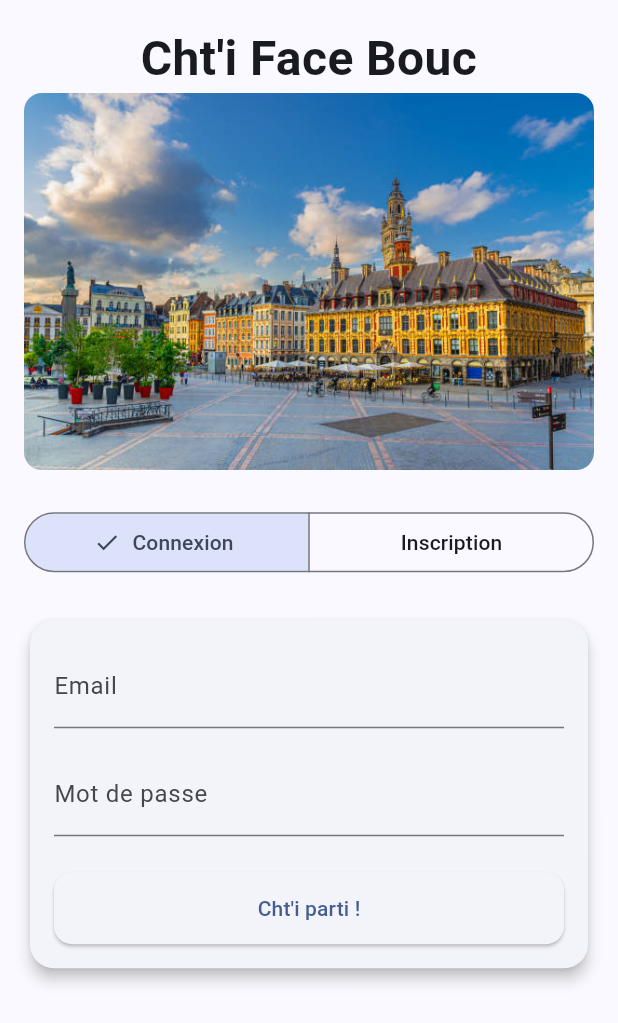
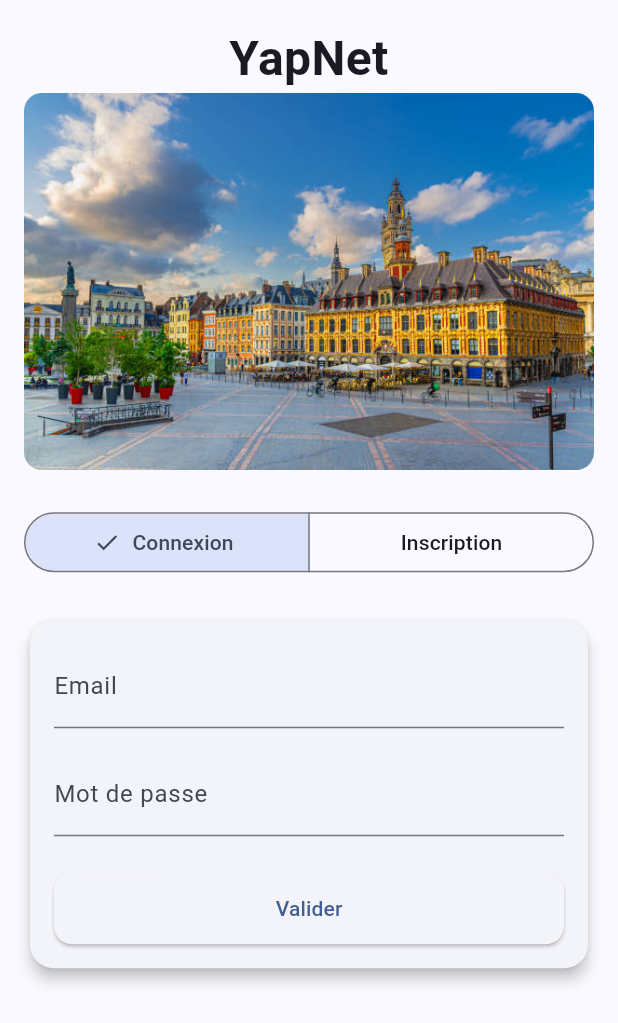
Before and after one commit to teovlt/YapNet, a Flutter app: the screen it shows after launch, on a phone screen of 412 x 824 dp. Shown: the top 1023 px of the screen. Run offline on Flutter 3.47's test engine with Material 3 defaults, Android fonts, the phone set to English and light mode, and no system bars; our stand-ins replace cloud_firestore, firebase_auth, firebase_core, firebase_storage, image_picker; accounts and stored records are empty.

Commit message:
Rename chti-facebook to yapnet

```diff
--- a/lib/main.dart
+++ b/lib/main.dart
@@ -17,7 +17,7 @@ class MainApp extends StatelessWidget {
   @override
   Widget build(BuildContext context) {
     return MaterialApp(
-      title: 'Chti Facebook',
+      title: 'YapNet',
       theme: ThemeData(
         colorScheme: ColorScheme.fromSeed(seedColor: Colors.blueAccent),
         useMaterial3: true,
--- a/lib/pages/page_authentification.dart
+++ b/lib/pages/page_authentification.dart
@@ -72,7 +72,7 @@ class _PageAuthentificationState extends State<PageAuthentification> {
             crossAxisAlignment: CrossAxisAlignment.stretch,
             children: [
               const Text(
-                'Cht\'i Face Bouc',
+                'YapNet',
                 style: TextStyle(fontSize: 32, fontWeight: FontWeight.bold),
                 textAlign: TextAlign.center,
               ),
@@ -141,7 +141,7 @@ class _PageAuthentificationState extends State<PageAuthentification> {
                               borderRadius: BorderRadius.circular(12),
                             ),
                           ),
-                          child: const Text('Cht\'i parti !'),
+                          child: const Text('Valider'),
                         ),
                       ),
                     ],
--- a/lib/pages/page_navigation.dart
+++ b/lib/pages/page_navigation.dart
@@ -47,7 +47,7 @@ class _PageNavigationState extends State<PageNavigation> {
               ];
               return Scaffold(
                 appBar: AppBar(
-                  title: Text('Cht\'i Face Bouc'),
+                  title: Text('YapNet'),
                   backgroundColor: Theme.of(context).colorScheme.inversePrimary,
                   actions: [
                     IconButton(
```
